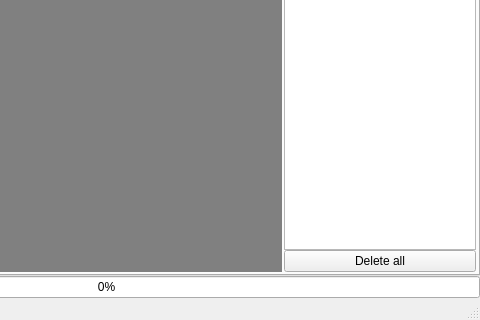
Qt form FTDIDeviceControl/ftdidevicecontrol.ui (dzenmaster/FTDIDeviceControl) before a commit; both pictures show x 267 to 747 and y 323 to 643 of the 747 by 643 pixel window.
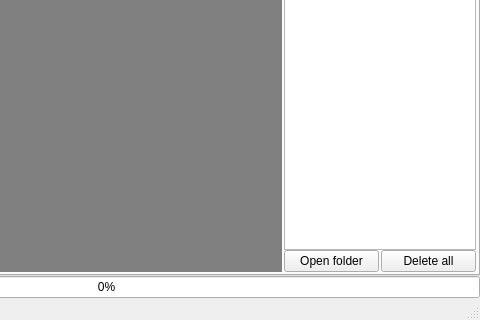
The same form after that commit. Icons and pictures are not drawn. Custom widgets are drawn as their Qt base class.

Commit message: Open folder

Diff of the .ui file:
```diff
--- a/FTDIDeviceControl/ftdidevicecontrol.ui
+++ b/FTDIDeviceControl/ftdidevicecontrol.ui
@@ -772,10 +772,38 @@
             </widget>
            </item>
            <item>
+            <widget class="QWidget" name="widget_10" native="true">
+             <layout class="QHBoxLayout" name="horizontalLayout_10">
+              <property name="spacing">
+               <number>2</number>
+              </property>
+              <property name="leftMargin">
+               <number>0</number>
+              </property>
+              <property name="topMargin">
+               <number>0</number>
+              </property>
+              <property name="rightMargin">
+               <number>0</number>
+              </property>
+              <property name="bottomMargin">
+               <number>0</number>
+              </property>
+              <item>
+               <widget class="QPushButton" name="pbOpenFolder">
+                <property name="text">
+                 <string>Open folder</string>
+                </property>
+               </widget>
+              </item>
+              <item>
             <widget class="QPushButton" name="pbClearFrameFolder">
              <property name="text">
               <string>Delete all</string>
              </property>
+               </widget>
+              </item>
+             </layout>
             </widget>
            </item>
           </layout>
```
Lines whose indentation alone changed are shown as unchanged. The commit also changes 4 other files.
